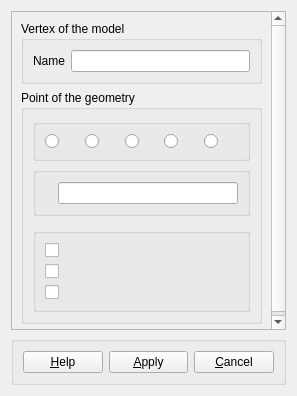
This is src/HEXABLOCKGUI/MyDlgRef/DlgRef_Skeleton_QTD.ui in SalomePlatform/hexablock as Qt 5 draws it before an edit. The edited form follows.
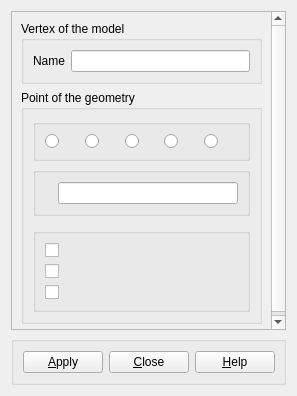
This is the edited form.

Diff of the .ui file:
```diff
--- a/src/HEXABLOCKGUI/MyDlgRef/DlgRef_Skeleton_QTD.ui
+++ b/src/HEXABLOCKGUI/MyDlgRef/DlgRef_Skeleton_QTD.ui
@@ -239,7 +239,7 @@
        <number>9</number>
       </property>
       <item>
-       <widget class="QPushButton" name="buttonHelp">
+       <widget class="QPushButton" name="buttonApply">
         <property name="sizePolicy">
          <sizepolicy hsizetype="Preferred" vsizetype="Fixed">
           <horstretch>0</horstretch>
@@ -247,28 +247,38 @@
          </sizepolicy>
         </property>
         <property name="text">
-         <string>&amp;Help</string>
+         <string>&amp;Apply</string>
         </property>
        </widget>
       </item>
       <item>
-       <spacer>
+       <widget class="QPushButton" name="buttonCancel">
+        <property name="sizePolicy">
+         <sizepolicy hsizetype="Preferred" vsizetype="Fixed">
+          <horstretch>0</horstretch>
+          <verstretch>0</verstretch>
+         </sizepolicy>
+        </property>
+        <property name="text">
+         <string>&amp;Close</string>
+        </property>
+       </widget>
+      </item>
+      <item>
+       <spacer name="horizontalSpacer">
         <property name="orientation">
          <enum>Qt::Horizontal</enum>
         </property>
-        <property name="sizeType">
-         <enum>QSizePolicy::Expanding</enum>
-        </property>
         <property name="sizeHint" stdset="0">
          <size>
-          <width>91</width>
-          <height>0</height>
+          <width>40</width>
+          <height>20</height>
          </size>
         </property>
        </spacer>
       </item>
       <item>
-       <widget class="QPushButton" name="buttonApply">
+       <widget class="QPushButton" name="buttonHelp">
         <property name="sizePolicy">
          <sizepolicy hsizetype="Preferred" vsizetype="Fixed">
           <horstretch>0</horstretch>
@@ -276,20 +286,7 @@
          </sizepolicy>
         </property>
         <property name="text">
-         <string>&amp;Apply</string>
-        </property>
-       </widget>
-      </item>
-      <item>
-       <widget class="QPushButton" name="buttonCancel">
-        <property name="sizePolicy">
-         <sizepolicy hsizetype="Preferred" vsizetype="Fixed">
-          <horstretch>0</horstretch>
-          <verstretch>0</verstretch>
-         </sizepolicy>
-        </property>
-        <property name="text">
-         <string>&amp;Cancel</string>
+         <string>&amp;Help</string>
         </property>
        </widget>
       </item>
```
Left out of the diff: 2 changed lines with no effect on the pictures.
